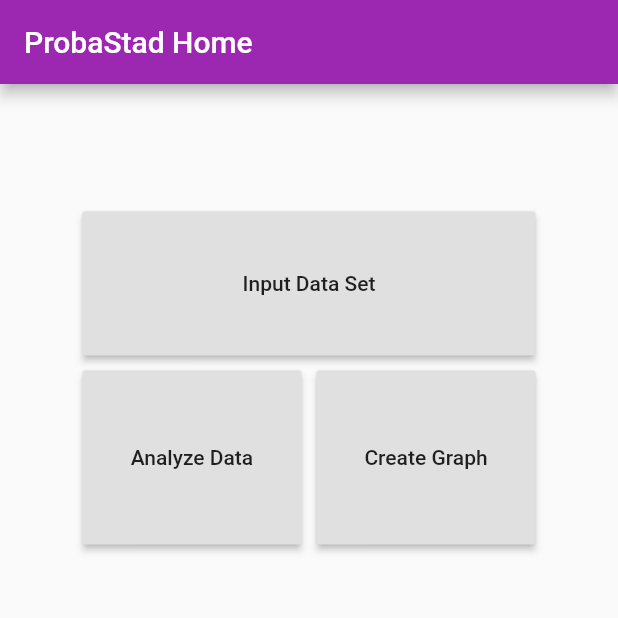
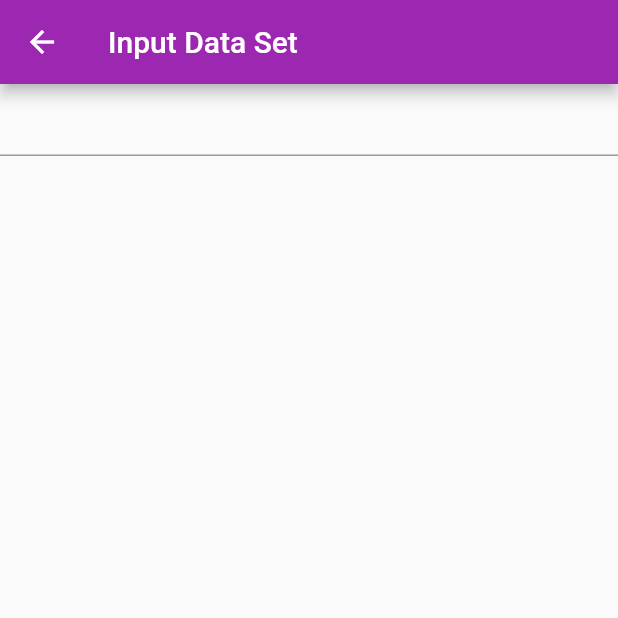
Before and after one commit to JuanMBriones/ProbaStad, a Flutter app: the screen it shows after launch, after a tap on "Input Data Set", on a phone screen of 412 x 824 dp, the top half of it. Run offline on Flutter 3.47's test engine with Material 2 defaults, Android fonts, the phone set to English and light mode, and no system bars.

Commit message:
Added DataInput Screen, Adds to List<double>

```diff
--- a/lib/main.dart
+++ b/lib/main.dart
@@ -18,18 +18,7 @@ class MyApp extends StatelessWidget {
 
 class MyHomePage extends StatefulWidget {
   MyHomePage({Key key, this.title}) : super(key: key);
-
-  // This widget is the home page of your application. It is stateful, meaning
-  // that it has a State object (defined below) that contains fields that affect
-  // how it looks.
-
-  // This class is the configuration for the state. It holds the values (in this
-  // case the title) provided by the parent (in this case the App widget) and
-  // used by the build method of the State. Fields in a Widget subclass are
-  // always marked "final".
-
   final String title;
-
   @override
   _MyHomePageState createState() => _MyHomePageState();
 }
@@ -37,26 +26,15 @@ class MyHomePage extends StatefulWidget {
 class _MyHomePageState extends State<MyHomePage> {
   @override
   Widget build(BuildContext context) {
-    // This method is rerun every time setState is called, for instance as done
-    // by the _incrementCounter method above.
-    //
-    // The Flutter framework has been optimized to make rerunning build methods
-    // fast, so that you can just rebuild anything that needs updating rather
-    // than having to individually change instances of widgets.
     return Scaffold(
       appBar: AppBar(
         title: Text(widget.title),
       ),
-
       body: new Container(
-        padding: new EdgeInsets.only(left: 50.0, right: 50.0, top: 80),
+        padding: new EdgeInsets.only(left: 20.0, right: 20.0, top: 20),
         child: Column(
           mainAxisAlignment: MainAxisAlignment.start,
           children: <Widget>[
-            // Container(
-            //   margin: new EdgeInsets.all(0.0),
-            //   height: 60,
-            // child:
             Row(
               mainAxisAlignment: MainAxisAlignment.spaceEvenly,
               children: <Widget>[
@@ -66,13 +44,17 @@ class _MyHomePageState extends State<MyHomePage> {
                     child: RaisedButton(
                       padding: EdgeInsets.symmetric(vertical: 40),
                       child: Text("Input Data Set"),
-                      onPressed: () => null,
+                      onPressed: () {
+                        Navigator.push(
+                          context,
+                          MaterialPageRoute(builder: (context) => DataInput()),
+                        );
+                      },
                     ),
                   ),
                 ),
               ],
             ),
-            // ),
             Row(
               mainAxisAlignment: MainAxisAlignment.spaceEvenly,
               children: <Widget>[
@@ -104,3 +86,45 @@ class _MyHomePageState extends State<MyHomePage> {
     );
   }
 }
+
+//Data Input ↓
+class DataInput extends StatefulWidget {
+  @override
+  State createState() => new DynamicList();
+}
+
+class DynamicList extends State<DataInput> {
+  @override
+  List<double> dataPoints = [];
+  final TextEditingController eCtrl = new TextEditingController();
+
+  Widget build(BuildContext context) {
+    return new Scaffold(
+      appBar: AppBar(
+        title: Text("Input Data Set"),
+      ),
+      body: new Column(
+        children: <Widget>[
+          new TextField(
+            controller: eCtrl,
+            keyboardType: TextInputType.number,
+            onSubmitted: (text) {
+              double dPoint = double.parse(text);
+              dataPoints.add(dPoint);
+              eCtrl.clear();
+              setState(() {});
+            },
+          ),
+          new Expanded(
+            child: new ListView.builder(
+              itemCount: dataPoints.length,
+              itemBuilder: (BuildContext ctxt, int Index) {
+                return new Text(dataPoints[Index].toString());
+              },
+            ),
+          )
+        ],
+      ),
+    );
+  }
+}
```
